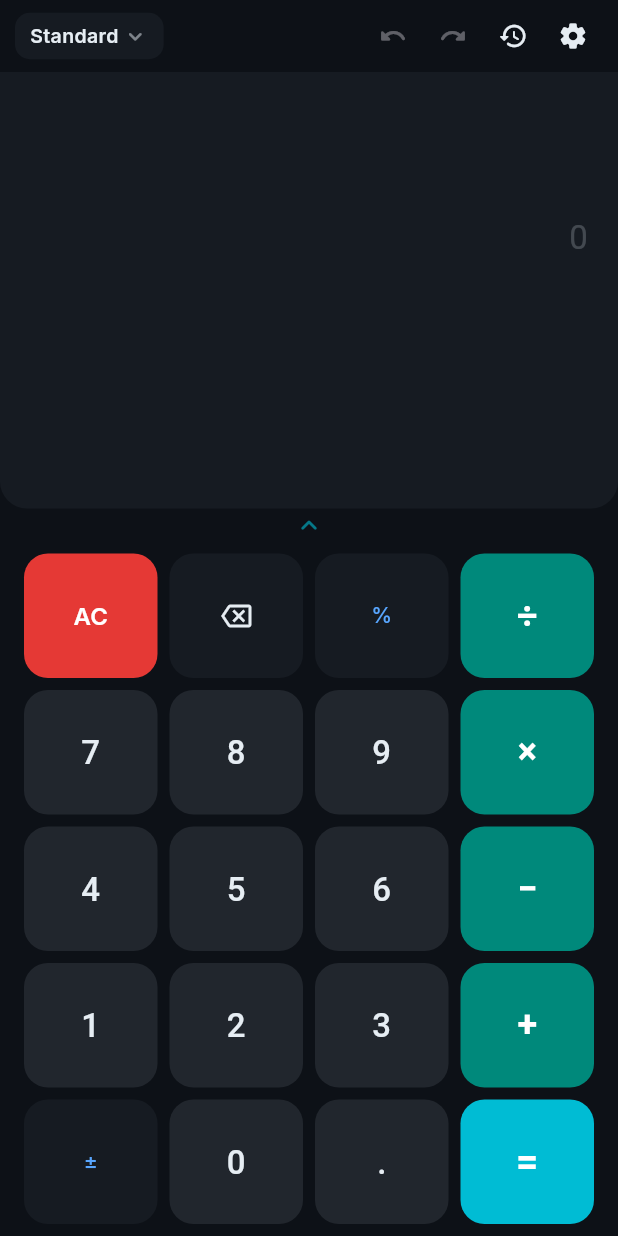
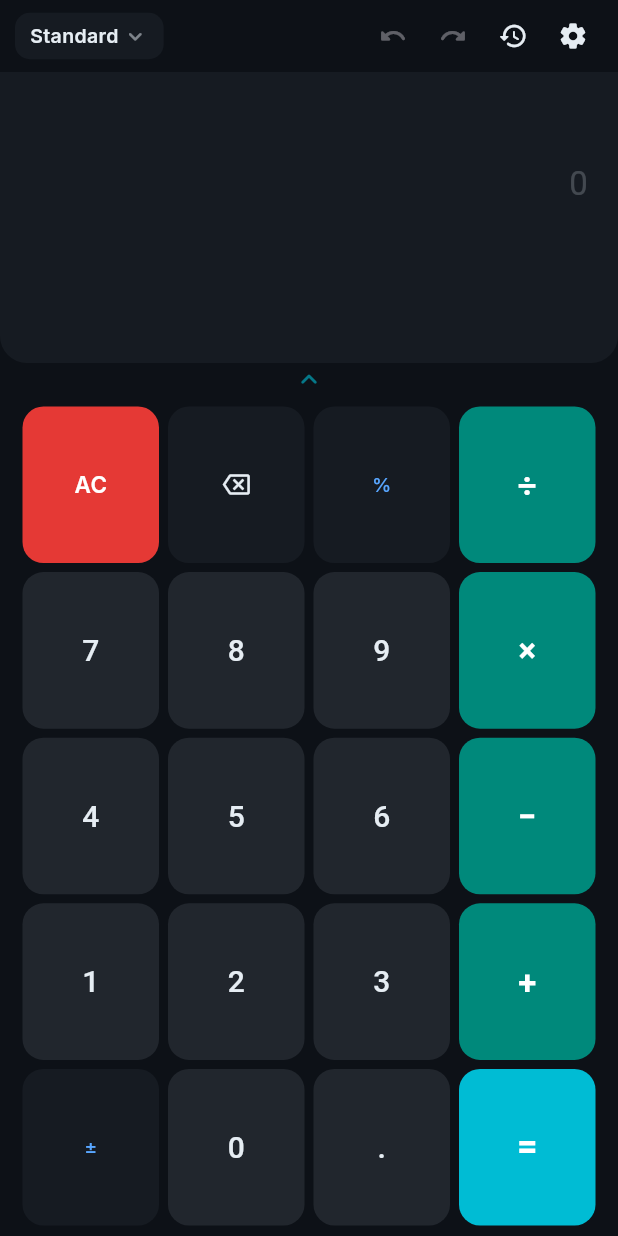
Before and after one commit to CR3-Architect/CalcPro, a Flutter app: the screen it shows after launch, on a phone screen of 412 x 824 dp. Run offline on Flutter 3.47's test engine with Material 3 defaults, Android fonts, the phone set to English and light mode, and no system bars; our stand-ins replace flutter_bloc, google_fonts, share_plus, shared_preferences.

Commit message:
fix: overflow-proof keypad, working switches, instant theme
- Standard keypad: LayoutBuilder-based sizing (never overflows)
- Haptic/HighContrast switches: fixed bool persistence + Material 3 styling
- Theme: cached ThemeData instances (instant switch, no rebuild lag)
- Main: proper cubit lifecycle (value providers, dispose)
- Buttons: smaller fonts/padding for tall phones
- Display:Keypad flex 6, display flex 2 (more room for keys)
- 35 tests passing

```diff
--- a/lib/main.dart
+++ b/lib/main.dart
@@ -12,18 +12,14 @@ import 'presentation/screens/calculator_screen.dart';
 
 void main() async {
   WidgetsFlutterBinding.ensureInitialized();
-
-  // Load saved theme preference
   final prefs = await SharedPreferences.getInstance();
   final themeIndex = prefs.getInt('themeMode') ?? 0;
-
   runApp(CalcProApp(initialThemeIndex: themeIndex));
 }
 
 /// CalcPro Studio Application
 class CalcProApp extends StatefulWidget {
   final int initialThemeIndex;
-
   const CalcProApp({super.key, required this.initialThemeIndex});
 
   @override
@@ -31,60 +27,55 @@ class CalcProApp extends StatefulWidget {
 }
 
 class _CalcProAppState extends State<CalcProApp> {
-  late int _themeIndex;
-  late AppThemeMode _currentTheme;
+  late final CalculatorCubit _calcCubit;
+  late final HistoryCubit _historyCubit;
+
+  // Cache themes so switching is instant (no re-creation each rebuild)
+  static final Map<String, ThemeData> _themeCache = {};
+
+  static ThemeData _cachedTheme(AppThemeMode mode, bool highContrast) {
+    final key = '${mode.name}_$highContrast';
+    return _themeCache.putIfAbsent(
+      key,
+      () => AppTheme.getTheme(mode, highContrast: highContrast),
+    );
+  }
 
   @override
   void initState() {
     super.initState();
-    _themeIndex = widget.initialThemeIndex;
-    _currentTheme = AppThemeMode.values[_themeIndex.clamp(0, AppThemeMode.values.length - 1)];
+    _calcCubit = CalculatorCubit(initialThemeIndex: widget.initialThemeIndex);
+    _historyCubit = HistoryCubit();
   }
 
-  void _onThemeChanged(int index) {
-    final clamped = index.clamp(0, AppThemeMode.values.length - 1);
-    setState(() {
-      _themeIndex = clamped;
-      _currentTheme = AppThemeMode.values[clamped];
-    });
+  @override
+  void dispose() {
+    _calcCubit.close();
+    _historyCubit.close();
+    super.dispose();
   }
 
   @override
   Widget build(BuildContext context) {
     return MultiBlocProvider(
       providers: [
-        BlocProvider<CalculatorCubit>(
-          create: (_) => CalculatorCubit(initialThemeIndex: _themeIndex),
-        ),
-        BlocProvider<HistoryCubit>(
-          create: (_) => HistoryCubit(),
-        ),
+        BlocProvider<CalculatorCubit>.value(value: _calcCubit),
+        BlocProvider<HistoryCubit>.value(value: _historyCubit),
       ],
-      child: Builder(
-        builder: (context) {
-          // Sync history: when CalculatorCubit history changes, reload HistoryCubit
-          return BlocListener<CalculatorCubit, CalculatorState>(
+      child: BlocListener<CalculatorCubit, CalculatorState>(
         listenWhen: (prev, curr) => prev.history != curr.history,
-            listener: (context, state) {
-              context.read<HistoryCubit>().loadHistory();
-            },
-            child: BlocListener<CalculatorCubit, CalculatorState>(
-              listenWhen: (prev, curr) => prev.themeIndex != curr.themeIndex,
-              listener: (context, state) {
-                _onThemeChanged(state.themeIndex);
-              },
+        listener: (context, state) => _historyCubit.loadHistory(),
         child: BlocBuilder<CalculatorCubit, CalculatorState>(
           buildWhen: (prev, curr) =>
               prev.themeIndex != curr.themeIndex ||
               prev.highContrastMode != curr.highContrastMode,
           builder: (context, calcState) {
+            final themeMode = AppThemeMode.values[
+                calcState.themeIndex.clamp(0, AppThemeMode.values.length - 1)];
             return MaterialApp(
-                    title: 'CalcPro Studio',
+              title: 'CalcPro',
               debugShowCheckedModeBanner: false,
-                    theme: AppTheme.getTheme(
-                      _currentTheme,
-                      highContrast: calcState.highContrastMode,
-                    ),
+              theme: _cachedTheme(themeMode, calcState.highContrastMode),
               localizationsDelegates: const [
                 AppLocalizations.delegate,
                 GlobalMaterialLocalizations.delegate,
@@ -98,8 +89,5 @@ class _CalcProAppState extends State<CalcProApp> {
         ),
       ),
     );
-        },
-      ),
-    );
   }
 }
--- a/lib/presentation/bloc/calculator_cubit.dart
+++ b/lib/presentation/bloc/calculator_cubit.dart
@@ -277,13 +277,13 @@ class CalculatorCubit extends Cubit<CalculatorState> {
 
   void toggleHapticFeedback() {
     final newValue = !state.hapticFeedback;
-    _savePreference('hapticFeedback', newValue ? 1 : 0);
+    _savePreference('hapticFeedback', newValue);
     emit(state.copyWith(hapticFeedback: newValue));
   }
 
   void toggleHighContrast() {
     final newValue = !state.highContrastMode;
-    _savePreference('highContrast', newValue ? 1 : 0);
+    _savePreference('highContrast', newValue);
     emit(state.copyWith(highContrastMode: newValue));
   }
 
@@ -740,11 +740,11 @@ class CalculatorCubit extends Cubit<CalculatorState> {
       final numberBaseIndex = prefs.getInt('numberBase') ?? 2;
       final precision = prefs.getInt('precision') ?? 0;
       final haptic = prefs.getBool('hapticFeedback') ?? true;
-      final highContrast = (prefs.getInt('highContrast') ?? 0) == 1;
+      final highContrast = prefs.getBool('highContrast') ?? false;
 
       emit(state.copyWith(
-        angleMode: AngleMode.values[angleModeIndex],
-        numberBase: NumberBase.values[numberBaseIndex],
+        angleMode: AngleMode.values[angleModeIndex.clamp(0, AngleMode.values.length - 1)],
+        numberBase: NumberBase.values[numberBaseIndex.clamp(0, NumberBase.values.length - 1)],
         precision: precision,
         hapticFeedback: haptic,
         highContrastMode: highContrast,
--- a/lib/presentation/screens/calculator_screen.dart
+++ b/lib/presentation/screens/calculator_screen.dart
@@ -188,9 +188,9 @@ class CalculatorScreen extends StatelessWidget {
                   ),
                 ),
 
-                // --- Display (compact, ~28% of screen) ---
+                // --- Display (compact) ---
                 Expanded(
-                  flex: 3,
+                  flex: 2,
                   child: Container(
                     width: double.infinity,
                     padding: const EdgeInsets.fromLTRB(20, 8, 20, 12),
@@ -212,9 +212,9 @@ class CalculatorScreen extends StatelessWidget {
                   ),
                 ),
 
-                // --- Keypad (gets remaining space) ---
+                // --- Keypad ---
                 Expanded(
-                  flex: 5,
+                  flex: 6,
                   child: _KeypadArea(mode: state.mode),
                 ),
               ],
--- a/lib/presentation/screens/settings_screen.dart
+++ b/lib/presentation/screens/settings_screen.dart
@@ -67,7 +67,9 @@ class SettingsScreen extends StatelessWidget {
                       style: TextStyle(color: subFg, fontSize: 13),
                     ),
                     value: state.highContrastMode,
-                    activeColor: ColorTokens.electricCyan,
+                    activeThumbColor: Colors.white,
+                    activeTrackColor: ColorTokens.electricCyan,
+                    inactiveThumbColor: subFg,
                     onChanged: (_) => context.read<CalculatorCubit>().toggleHighContrast(),
                   );
                 },
@@ -140,7 +142,9 @@ class SettingsScreen extends StatelessWidget {
                   subtitle: Text('Vibrate on press',
                       style: TextStyle(color: subFg, fontSize: 13)),
                   value: state.hapticFeedback,
-                  activeColor: ColorTokens.electricCyan,
+                  activeThumbColor: Colors.white,
+                  activeTrackColor: ColorTokens.electricCyan,
+                  inactiveThumbColor: subFg,
                   onChanged: (_) => context.read<CalculatorCubit>().toggleHapticFeedback(),
                 ),
               ),
@@ -207,6 +211,10 @@ class SettingsScreen extends StatelessWidget {
               value: entry.key,
               groupValue: current,
               activeColor: ColorTokens.electricCyan,
+              fillColor: WidgetStateProperty.resolveWith((states) =>
+                  states.contains(WidgetState.selected)
+                      ? ColorTokens.electricCyan
+                      : null),
               title: Text(entry.value.name[0].toUpperCase() + entry.value.name.substring(1),
                   style: TextStyle(
                       color: isDark
--- a/lib/presentation/widgets/keypad/calc_button.dart
+++ b/lib/presentation/widgets/keypad/calc_button.dart
@@ -12,35 +12,35 @@ class CalcStyles {
 
   static const TextStyle digit = TextStyle(
     fontFamily: mono,
-    fontSize: 22,
+    fontSize: 20,
     fontWeight: FontWeight.w500,
     height: 1,
   );
 
   static const TextStyle operator_ = TextStyle(
     fontFamily: mono,
-    fontSize: 24,
+    fontSize: 22,
     fontWeight: FontWeight.w600,
     height: 1,
   );
 
   static const TextStyle equals = TextStyle(
     fontFamily: mono,
-    fontSize: 26,
+    fontSize: 24,
     fontWeight: FontWeight.w700,
     height: 1,
   );
 
   static const TextStyle clear = TextStyle(
     fontFamily: ui,
-    fontSize: 16,
+    fontSize: 15,
     fontWeight: FontWeight.w600,
     height: 1,
   );
 
   static const TextStyle function = TextStyle(
     fontFamily: ui,
-    fontSize: 14,
+    fontSize: 13,
     fontWeight: FontWeight.w500,
     height: 1,
   );
@@ -144,12 +144,13 @@ class CalcButton extends StatelessWidget {
     return Expanded(
       flex: flex,
       child: Padding(
-        padding: const EdgeInsets.symmetric(horizontal: 4, vertical: 4),
+        padding: const EdgeInsets.symmetric(horizontal: 3, vertical: 3),
         child: Material(
           color: _bgColor(isDark),
-          borderRadius: BorderRadius.circular(16),
+          borderRadius: BorderRadius.circular(14),
+          clipBehavior: Clip.antiAlias,
           child: InkWell(
-            borderRadius: BorderRadius.circular(16),
+            borderRadius: BorderRadius.circular(14),
             onTap: () {
               HapticFeedback.selectionClick();
               onPressed();
@@ -158,7 +159,7 @@ class CalcButton extends StatelessWidget {
               height: height,
               child: Center(
                 child: icon != null
-                    ? Icon(icon, size: 20, color: _iconColor(isDark))
+                    ? Icon(icon, size: 18, color: _iconColor(isDark))
                     : Text(text, style: CalcStyles.forType(type, isDark)),
               ),
             ),
--- a/lib/presentation/widgets/keypad/standard_keypad.dart
+++ b/lib/presentation/widgets/keypad/standard_keypad.dart
@@ -5,7 +5,7 @@ import '../../../core/theme/color_tokens.dart';
 import '../../bloc/calculator_cubit.dart';
 import 'calc_button.dart';
 
-/// Standard calculator — compact, professional, expandable scientific panel
+/// Standard calculator — overflow-proof expandable layout
 class StandardKeypad extends StatefulWidget {
   const StandardKeypad({super.key});
 
@@ -20,18 +20,27 @@ class _StandardKeypadState extends State<StandardKeypad> {
   Widget build(BuildContext context) {
     final cubit = context.read<CalculatorCubit>();
 
+    // Use LayoutBuilder to guarantee no overflow regardless of screen size
+    return LayoutBuilder(
+      builder: (context, constraints) {
+        final totalH = constraints.maxHeight;
+        final handleH = 22.0;
+        final sciH = _expanded ? (totalH - handleH) * 0.28 : 0.0;
+        final mainH = totalH - handleH - sciH;
+
         return Column(
+          mainAxisSize: MainAxisSize.max,
           children: [
-        // --- Expand handle ---
-        GestureDetector(
+            // Handle
+            SizedBox(
+              height: handleH,
+              child: GestureDetector(
                 onTap: () => setState(() => _expanded = !_expanded),
                 behavior: HitTestBehavior.opaque,
-          child: SizedBox(
-            height: 22,
                 child: Center(
                   child: AnimatedRotation(
                     turns: _expanded ? 0.5 : 0,
-                duration: const Duration(milliseconds: 200),
+                    duration: const Duration(milliseconds: 180),
                     curve: Curves.easeOutCubic,
                     child: Icon(
                       Icons.keyboard_arrow_up_rounded,
@@ -43,10 +52,10 @@ class _StandardKeypadState extends State<StandardKeypad> {
               ),
             ),
 
-        // --- Scientific panel (shares space when open) ---
+            // Scientific
             if (_expanded)
-          Expanded(
-            flex: 2,
+              SizedBox(
+                height: sciH,
                 child: Padding(
                   padding: const EdgeInsets.symmetric(horizontal: 8),
                   child: Column(
@@ -81,68 +90,52 @@ class _StandardKeypadState extends State<StandardKeypad> {
                 ),
               ),
 
-        // --- Main 4x5 keypad ---
-        Expanded(
-          flex: _expanded ? 5 : 7,
+            // Main keypad
+            SizedBox(
+              height: mainH,
               child: Padding(
                 padding: const EdgeInsets.symmetric(horizontal: 12, vertical: 4),
                 child: Column(
                   children: [
-                Expanded(
-                  child: Row(
-                    children: [
+                    _row([
                       CalcButton(text: 'AC', type: CalcButtonType.clear, onPressed: () => cubit.clearAll()),
                       CalcButton(icon: Icons.backspace_outlined, text: '', type: CalcButtonType.function, onPressed: () => cubit.backspace()),
                       CalcButton(text: '%', type: CalcButtonType.function, onPressed: () => cubit.inputPercent()),
                       CalcButton(text: '÷', type: CalcButtonType.operator, onPressed: () => cubit.inputOperator('/')),
-                    ],
-                  ),
-                ),
-                Expanded(
-                  child: Row(
-                    children: [
+                    ]),
+                    _row([
                       CalcButton(text: '7', type: CalcButtonType.digit, onPressed: () => cubit.inputDigit('7')),
                       CalcButton(text: '8', type: CalcButtonType.digit, onPressed: () => cubit.inputDigit('8')),
                       CalcButton(text: '9', type: CalcButtonType.digit, onPressed: () => cubit.inputDigit('9')),
                       CalcButton(text: '×', type: CalcButtonType.operator, onPressed: () => cubit.inputOperator('*')),
-                    ],
-                  ),
-                ),
-                Expanded(
-                  child: Row(
-                    children: [
+                    ]),
+                    _row([
                       CalcButton(text: '4', type: CalcButtonType.digit, onPressed: () => cubit.inputDigit('4')),
                       CalcButton(text: '5', type: CalcButtonType.digit, onPressed: () => cubit.inputDigit('5')),
                       CalcButton(text: '6', type: CalcButtonType.digit, onPressed: () => cubit.inputDigit('6')),
                       CalcButton(text: '−', type: CalcButtonType.operator, onPressed: () => cubit.inputOperator('-')),
-                    ],
-                  ),
-                ),
-                Expanded(
-                  child: Row(
-                    children: [
+                    ]),
+                    _row([
                       CalcButton(text: '1', type: CalcButtonType.digit, onPressed: () => cubit.inputDigit('1')),
                       CalcButton(text: '2', type: CalcButtonType.digit, onPressed: () => cubit.inputDigit('2')),
                       CalcButton(text: '3', type: CalcButtonType.digit, onPressed: () => cubit.inputDigit('3')),
                       CalcButton(text: '+', type: CalcButtonType.operator, onPressed: () => cubit.inputOperator('+')),
-                    ],
-                  ),
-                ),
-                Expanded(
-                  child: Row(
-                    children: [
+                    ]),
+                    _row([
                       CalcButton(text: '±', type: CalcButtonType.function, onPressed: () => cubit.inputOperator('-')),
                       CalcButton(text: '0', type: CalcButtonType.digit, onPressed: () => cubit.inputDigit('0')),
                       CalcButton(text: '.', type: CalcButtonType.digit, onPressed: () => cubit.inputDecimal()),
                       CalcButton(text: '=', type: CalcButtonType.equals, onPressed: () => cubit.evaluate()),
-                    ],
-                  ),
-                ),
+                    ]),
                   ],
                 ),
               ),
             ),
           ],
         );
+      },
+    );
   }
+
+  Widget _row(List<Widget> children) => Expanded(child: Row(children: children));
 }
```
Lines whose indentation alone changed are shown as unchanged.
